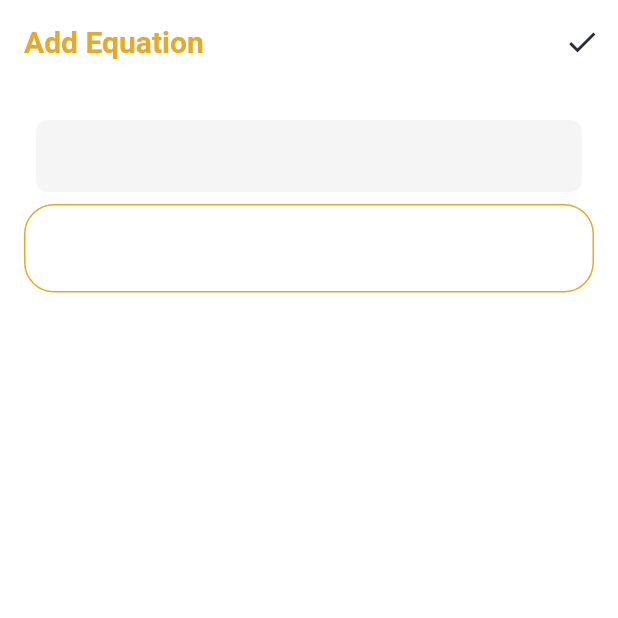
After one commit to Graduation-Project-2022-Dr-Amr/Mobile_Smart-Education-System, a Flutter app: the screen it shows after launch, after a tap on the "check" icon, on a phone screen of 412 x 824 dp, the top half of it. The commit adds this screen. Run offline on Flutter 3.47's test engine with Material 2 defaults, Android fonts, the phone set to English and light mode, and no system bars; our stand-ins replace bloc, conditional_builder_null_safety, dio, flutter_bloc, flutter_svg, get and 6 more; Roboto replaces fonts that are missing (Kufam); project files that could hold a hidden picture were left out.

Commit message:
Add Equation Screen
- Create the basic UI of the screen

```diff
--- /dev/null
+++ b/lib/Screens/Questions/add_equation_screen.dart
@@ -0,0 +1,141 @@
+import 'package:flutter/material.dart';
+import 'package:login_signin/Screens/Questions/symbols.dart';
+import 'package:login_signin/shared/constants/size_config.dart';
+
+class AddQuestionScreen extends StatefulWidget {
+  const AddQuestionScreen({Key? key}) : super(key: key);
+
+  @override
+  _AddQuestionScreenState createState() => _AddQuestionScreenState();
+}
+
+class _AddQuestionScreenState extends State<AddQuestionScreen> {
+  FocusNode inputFocusNode = FocusNode();
+  TextEditingController inputController = TextEditingController();
+  List<String> equations = [];
+  bool _showFooter = false;
+
+  @override
+  void initState() {
+    super.initState();
+    inputFocusNode.addListener(() => _toggleFooterShowState());
+  }
+
+  @override
+  void setState(VoidCallback fn) {
+    if (mounted) super.setState(fn);
+  }
+
+  @override
+  Widget build(BuildContext context) {
+    SizeConfig().init(context);
+    return Scaffold(
+      appBar: AppBar(
+        title: Text('Add Equation'),
+        actions: [IconButton(onPressed: _addEquation, icon: Icon(Icons.check))],
+      ),
+      bottomSheet:
+          _showFooter ? _Footer(onSymbolClicked: _onSymbolClicked) : null,
+      body: GestureDetector(
+        onTap: () => FocusScope.of(context).unfocus(),
+        child: Container(
+          height: SizeConfig.screenHeight,
+          padding: const EdgeInsets.all(8.0),
+          child: Padding(
+            padding: const EdgeInsets.all(8.0),
+            child: Column(children: [
+              ...equations.map((e) => EquationHolder(equation: e)).toList(),
+              TextFormField(
+                onChanged: (s) {
+                  try {
+                    if (s.isNotEmpty && int.parse(s.characters.last) < 10) {
+                      // inputController.text += ' ';
+                      _moveCursorToEnd();
+                    }
+                  } on Exception catch (e) {
+                    print(e);
+                  }
+                },
+                enableSuggestions: false,
+                controller: inputController,
+                focusNode: inputFocusNode,
+                keyboardType: TextInputType.number,
+              )
+            ]),
+          ),
+        ),
+      ),
+    );
+  }
+
+  void _toggleFooterShowState() {
+    setState(() => _showFooter = !_showFooter);
+    print(_showFooter);
+  }
+
+  _onSymbolClicked(String symbol) {
+    inputController.text += ' $symbol ';
+    _moveCursorToEnd();
+  }
+
+  _moveCursorToEnd() {
+    inputController.selection = TextSelection.fromPosition(
+        TextPosition(offset: inputController.text.length));
+  }
+
+  void _addEquation() {
+    setState(() {
+      equations.add(inputController.text);
+    });
+    inputController.text = '';
+  }
+}
+
+class EquationHolder extends StatelessWidget {
+  const EquationHolder({Key? key, required this.equation}) : super(key: key);
+  final String equation;
+  @override
+  Widget build(BuildContext context) {
+    return Container(
+      padding: const EdgeInsets.all(16),
+      margin: const EdgeInsets.all(8),
+      decoration: BoxDecoration(
+          color: Colors.grey.shade100, borderRadius: BorderRadius.circular(8)),
+      width: double.infinity,
+      child: Text(equation),
+    );
+  }
+}
+
+class _Footer extends StatelessWidget {
+  const _Footer({Key? key, required this.onSymbolClicked}) : super(key: key);
+  final OnSymbolClicked onSymbolClicked;
+
+  @override
+  Widget build(BuildContext context) {
+    SizeConfig().init(context);
+    return Container(
+      height: 50,
+      color: Colors.grey.shade100,
+      child: ListView.builder(
+          scrollDirection: Axis.horizontal,
+          itemCount: symbols.length,
+          shrinkWrap: true,
+          itemBuilder: (ctx, index) => Container(
+                width: SizeConfig.screenWidth / 12,
+                height: 50,
+                decoration: BoxDecoration(
+                    border: BorderDirectional(
+                        end:
+                            BorderSide(width: 1, color: Colors.grey.shade300))),
+                child: InkWell(
+                    onTap: () => onSymbolClicked(symbols[index]),
+                    child: Center(
+                        child: Text('${symbols[index]}',
+                            style: TextStyle(fontSize: 16)))),
+              )),
+    );
+  }
+}
+
+typedef OnSymbolClicked(String symbol);
--- a/lib/main.dart
+++ b/lib/main.dart
@@ -1,6 +1,7 @@
 import 'package:flutter/material.dart';
 import 'package:flutter_bloc/flutter_bloc.dart';
 import 'package:login_signin/Screens/Onboarding/onboarding.dart';
+import 'package:login_signin/Screens/Questions/add_equation_screen.dart';
 import 'package:login_signin/data/api/dio_helper.dart';
 import 'package:login_signin/shared/network/Local%20Network/SharedPreferances/cashe_helper.dart';
 
@@ -18,6 +19,7 @@ void main() async {
 
   runApp(MyApp(isDark, isRtl));
 }
+
 class MyApp extends StatelessWidget {
   final bool? isDark;
   final bool? isRtl;
@@ -37,12 +39,12 @@ class MyApp extends StatelessWidget {
           theme: lightmode,
           darkTheme: darkmode,
           themeMode:
-          Mybloc.get(context).isDark ? ThemeMode.light : ThemeMode.dark,
+              Mybloc.get(context).isDark ? ThemeMode.light : ThemeMode.dark,
           home: Directionality(
               textDirection: Mybloc.get(context).isRtl
                   ? TextDirection.rtl
                   : TextDirection.ltr,
-              child: OnboardingScreen()),
+              child: AddQuestionScreen()),
         ),
       ),
     );
```
Also changed, not shown: lib/Screens/Questions/symbols.dart (added, +42 -0 lines).
